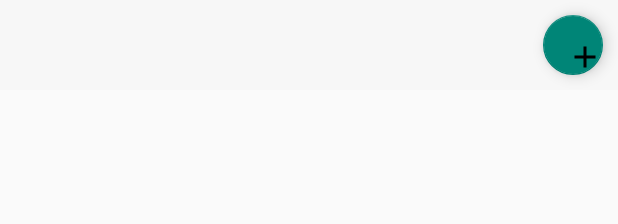
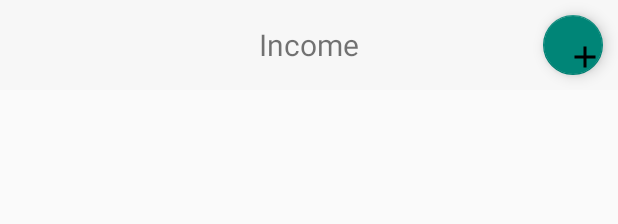
Before and after one commit to Mpatho/IBudget, an Android app: the layout activity_items.xml on its own in the app's theme, with its tools: preview values and no code run, on a phone screen of 412 x 824 dp. Shown: the top 224 px of the screen. Run offline under Robolectric (Android 15) with nearby library versions, the phone set to English and light mode, and no system bars.

Commit message:
added headings for selected items.

```diff
--- a/app/src/main/java/com/mpathozulu/soft/ibudget/view/ItemsActivity.java
+++ b/app/src/main/java/com/mpathozulu/soft/ibudget/view/ItemsActivity.java
@@ -10,6 +10,7 @@ import android.view.WindowManager;
 import android.widget.AdapterView;
 import android.widget.EditText;
 import android.widget.ListView;
+import android.widget.TextView;
 import com.mpathozulu.soft.ibudget.BudgetEntryAdapter;
 import com.mpathozulu.soft.ibudget.R;
 import com.mpathozulu.soft.ibudget.model.BudgetMonth;
@@ -26,6 +27,8 @@ public class ItemsActivity extends AppCompatActivity {
 	private BudgetEntryType budgetEntryType;
 
 	private ListView items;
+
+	private TextView type;
 
 	private AdapterView.OnItemClickListener onItemClickListener = new AdapterView.OnItemClickListener() {
 		@Override
@@ -47,6 +50,8 @@ public class ItemsActivity extends AppCompatActivity {
 		int year = intent.getIntExtra("BudgetYear", 10);
 		budgetPlan = BudgetPlan.getBudgetPlan(year, month);
 		items = (ListView) findViewById(R.id.items);
+		type = (TextView) findViewById(R.id.type);
+		type.setText(budgetEntryType.getName());
 		items.setOnItemClickListener(onItemClickListener);
 		items.setAdapter(new BudgetEntryAdapter(this, budgetPlan.getItems(budgetEntryType)));
 	}
--- a/app/src/main/res/layout/activity_items.xml
+++ b/app/src/main/res/layout/activity_items.xml
@@ -9,6 +9,13 @@
 									   android:layout_height="60dp"
 									   android:background="#f7f7f7"
 									   android:id="@+id/toolbar">
+		<TextView android:layout_width="wrap_content"
+				  android:layout_height="wrap_content"
+				  android:layout_gravity="center"
+				  android:id="@+id/type"
+				  android:textSize="20sp"
+				  android:text="Income"/>
+
 		<android.support.design.widget.FloatingActionButton android:layout_width="wrap_content"
 															android:layout_height="wrap_content"
 															android:layout_gravity="right"
```
Lines whose indentation alone changed are shown as unchanged.
